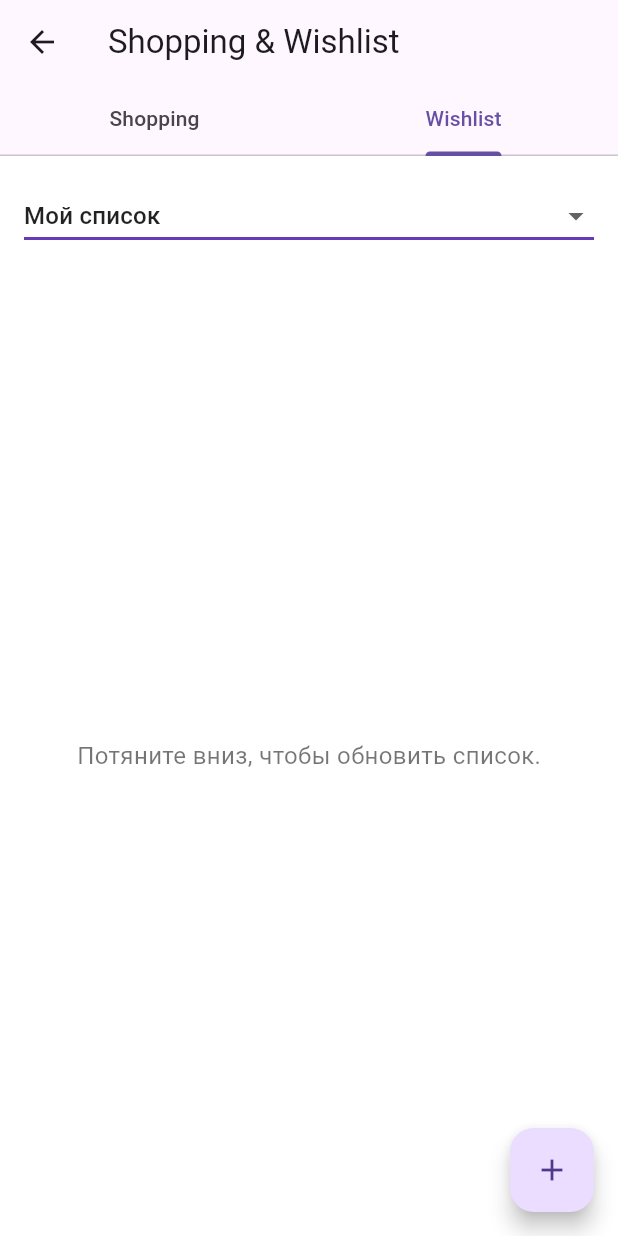
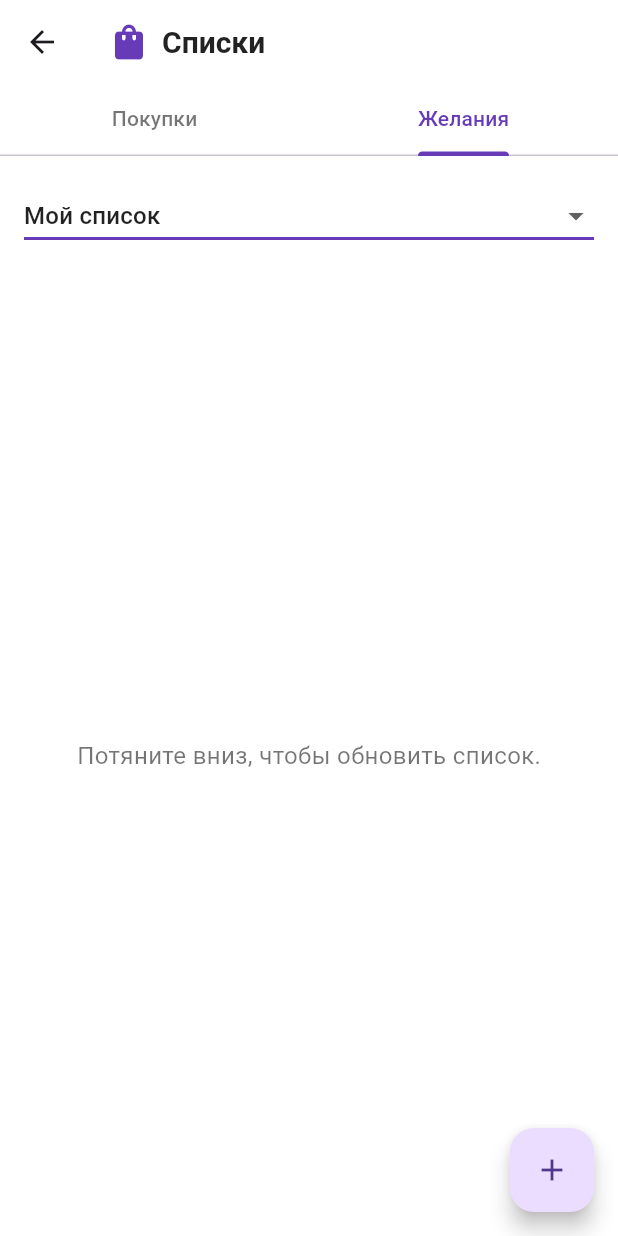
Before and after one commit to dugtriol/family-flow-app-client, a Flutter app: the ShoppingWishlistPage screen opened directly, tab 2 chosen, on a phone screen of 412 x 824 dp. Run offline on Flutter 3.47's test engine with Material 3 defaults, Android fonts, the phone set to English and light mode, and no system bars; our stand-ins replace bloc, equatable, flutter_bloc, formz, shared_preferences, table_calendar; missing offline and left inert: yandex_mapkit; accounts and stored records are empty.

Commit message:
Refactor ShoppingWishlistPage app bar for improved UI and localization

```diff
--- a/family_flow_app_client/lib/shopping_wishlist/view/shopping_wishlist_page.dart
+++ b/family_flow_app_client/lib/shopping_wishlist/view/shopping_wishlist_page.dart
@@ -15,14 +15,34 @@ class ShoppingWishlistPage extends StatelessWidget {
       length: 2, // Количество вкладок
       child: Scaffold(
         appBar: AppBar(
-          title: const Text('Shopping & Wishlist'),
-          bottom: const TabBar(
-            tabs: [
-              Tab(text: 'Shopping'),
-              Tab(text: 'Wishlist'),
+          backgroundColor: Colors.white,
+          elevation: 0,
+          title: Row(
+            children: [
+              const Icon(
+                Icons.shopping_bag,
+                color: Colors.deepPurple,
+                size: 28,
+              ),
+              const SizedBox(width: 8),
+              const Text(
+                'Списки',
+                style: TextStyle(
+                  color: Colors.black87,
+                  fontSize: 20,
+                  fontWeight: FontWeight.w600,
+                ),
+              ),
             ],
           ),
+          bottom: const TabBar(
+            indicatorColor: Colors.deepPurple,
+            labelColor: Colors.deepPurple,
+            unselectedLabelColor: Colors.black54,
+            tabs: [Tab(text: 'Покупки'), Tab(text: 'Желания')],
+          ),
         ),
+        backgroundColor: Colors.white, // Устанавливаем цвет фона как у AppBar
         body: TabBarView(
           children: [
             BlocProvider.value(
```
